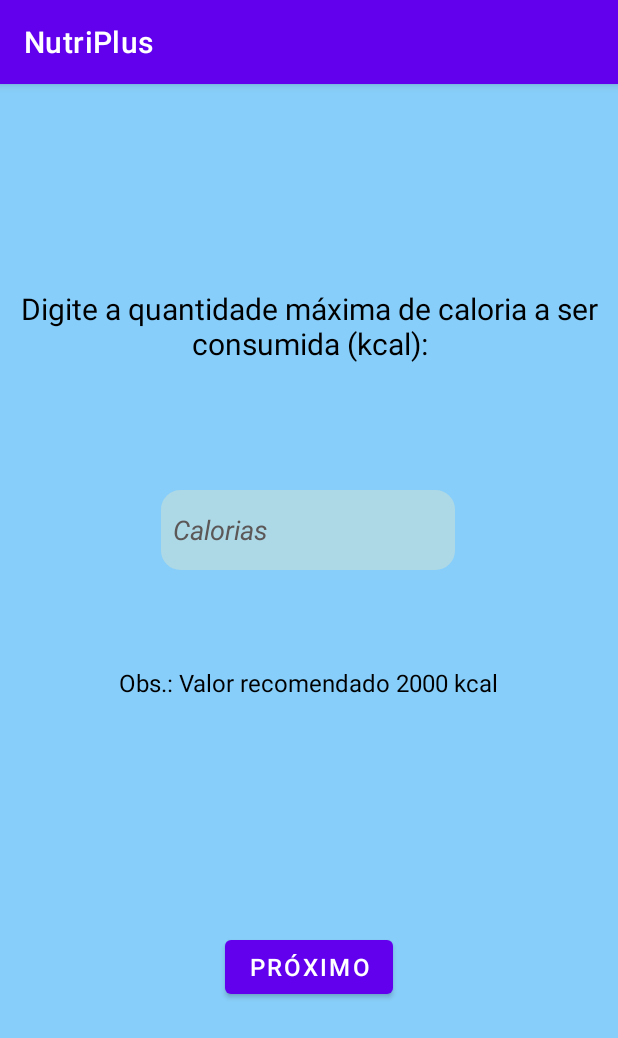
After one commit to karine24/NutriPlus, an Android app: the SelecaoCalorias screen opened directly, with no data from a screen before it, on a phone screen of 412 x 824 dp. The commit adds this screen. Shown: the top 1038 px of the screen. Run offline under Robolectric (Android 15) with nearby library versions, the phone set to English and light mode, and no system bars.

Commit message:
Tela principal e segunda tela prontas

```diff
--- a/app/src/main/AndroidManifest.xml
+++ b/app/src/main/AndroidManifest.xml
@@ -10,6 +10,9 @@
         android:supportsRtl="true"
         android:theme="@style/Theme.NutriPlus">
         <activity
+            android:name=".SelecaoCalorias"
+            android:exported="true" />
+        <activity
             android:name=".MainActivity"
             android:exported="true">
             <intent-filter>
--- /dev/null
+++ b/app/src/main/java/pucminas/br/nutriplus/SelecaoCalorias.java
@@ -0,0 +1,31 @@
+package pucminas.br.nutriplus;
+
+import androidx.appcompat.app.AppCompatActivity;
+
+import android.content.Intent;
+import android.os.Bundle;
+import android.view.View;
+import android.widget.Button;
+import android.widget.EditText;
+
+public class SelecaoCalorias extends AppCompatActivity {
+
+    private EditText caloriasTela;
+
+    @Override
+    protected void onCreate(Bundle savedInstanceState) {
+        super.onCreate(savedInstanceState);
+        setContentView(R.layout.activity_selecao_alimentos);
+
+        Button buttonProximo = findViewById(R.id.buttonProximo);
+        caloriasTela = findViewById(R.id.edit_calorias);
+
+        buttonProximo.setOnClickListener(new View.OnClickListener() {
+            @Override
+            public void onClick(View view) {
+                int calorias =  Integer.parseInt(caloriasTela.getText().toString());
+                startActivity(new Intent(SelecaoCalorias.this, SelecaoAlimentos.class));
+            }
+        });
+    }
+}
--- /dev/null
+++ b/app/src/main/res/drawable/background_coners.xml
@@ -0,0 +1,11 @@
+<?xml version="1.0" encoding="utf-8"?>
+<selector xmlns:android="http://schemas.android.com/apk/res/android">
+    <item>
+        <shape android:shape="rectangle">
+            <solid android:color="#ADD8E6" />
+            <corners android:radius="12dp" />
+            <stroke android:width="2dp" android:color="#ADD8E6"/>
+            <padding android:bottom="8dp" android:left="8dp" android:right="8dp" android:top="8dp" />
+        </shape>
+    </item>
+</selector>
--- /dev/null
+++ b/app/src/main/res/layout/activity_selecao_alimentos.xml
@@ -0,0 +1,64 @@
+<?xml version="1.0" encoding="utf-8"?>
+<androidx.constraintlayout.widget.ConstraintLayout xmlns:android="http://schemas.android.com/apk/res/android"
+    xmlns:app="http://schemas.android.com/apk/res-auto"
+    xmlns:tools="http://schemas.android.com/tools"
+    android:layout_width="match_parent"
+    android:layout_height="match_parent"
+    android:background="#87CEFA"
+    tools:context=".SelecaoCalorias">
+
+    <TextView
+        android:id="@+id/textView3"
+        android:layout_width="wrap_content"
+        android:layout_height="wrap_content"
+        android:layout_marginTop="136dp"
+        android:text="Digite a quantidade máxima de caloria a ser consumida (kcal):"
+        android:textAlignment="center"
+        android:textColor="#000000"
+        android:textSize="20sp"
+        app:layout_constraintEnd_toEndOf="parent"
+        app:layout_constraintHorizontal_bias="0.0"
+        app:layout_constraintStart_toStartOf="parent"
+        app:layout_constraintTop_toTopOf="parent" />
+
+    <EditText
+        android:id="@+id/edit_calorias"
+        android:layout_width="196dp"
+        android:layout_height="53dp"
+        android:layout_marginTop="84dp"
+        android:background="@drawable/background_coners"
+        android:ems="10"
+        android:inputType="textPersonName"
+        android:text="Calorias"
+        android:textColor="#5C5858"
+        android:textStyle="italic"
+        app:layout_constraintEnd_toEndOf="parent"
+        app:layout_constraintHorizontal_bias="0.497"
+        app:layout_constraintStart_toStartOf="parent"
+        app:layout_constraintTop_toBottomOf="@+id/textView3" />
+
+    <TextView
+        android:id="@+id/textView4"
+        android:layout_width="wrap_content"
+        android:layout_height="wrap_content"
+        android:layout_marginTop="64dp"
+        android:text="Obs.: Valor recomendado 2000 kcal"
+        android:textColor="#000000"
+        android:textSize="16sp"
+        app:layout_constraintEnd_toEndOf="parent"
+        app:layout_constraintStart_toStartOf="parent"
+        app:layout_constraintTop_toBottomOf="@+id/edit_calorias" />
+
+    <Button
+        android:id="@+id/buttonProximo"
+        android:layout_width="wrap_content"
+        android:layout_height="wrap_content"
+        android:layout_marginTop="136dp"
+        android:text="Próximo"
+        android:textSize="16sp"
+        app:layout_constraintBottom_toBottomOf="parent"
+        app:layout_constraintEnd_toEndOf="parent"
+        app:layout_constraintStart_toStartOf="parent"
+        app:layout_constraintTop_toBottomOf="@+id/textView4"
+        app:layout_constraintVertical_bias="0.109" />
+</androidx.constraintlayout.widget.ConstraintLayout>
--- a/app/src/main/res/values/colors.xml
+++ b/app/src/main/res/values/colors.xml
@@ -7,4 +7,5 @@
     <color name="teal_700">#FF018786</color>
     <color name="black">#FF000000</color>
     <color name="white">#FFFFFFFF</color>
+    <color name="royalBlue">#4169e1</color>
 </resources>
```
Also changed, not shown: app/src/main/java/pucminas/br/nutriplus/MainActivity.java (+11 -0 lines), app/src/main/res/drawable/background_round_coners_button.xml (added, +11 -0 lines), app/src/main/res/layout/activity_main.xml (+20 -2 lines).
